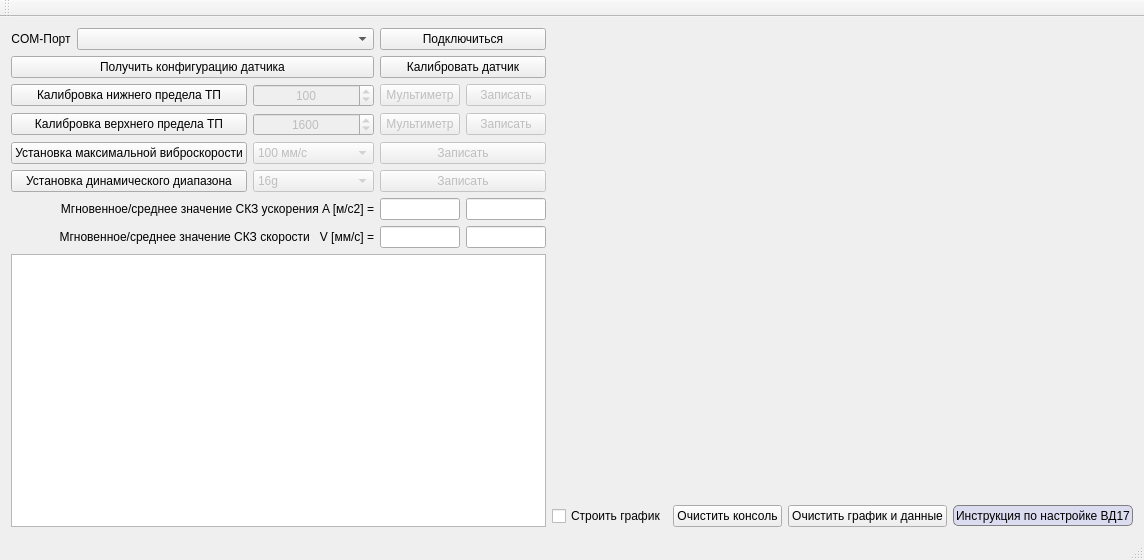
This is mainwindow.ui in SeegmaEpsilon/VD17_GUI as Qt 5 draws it before an edit. The edited form follows.
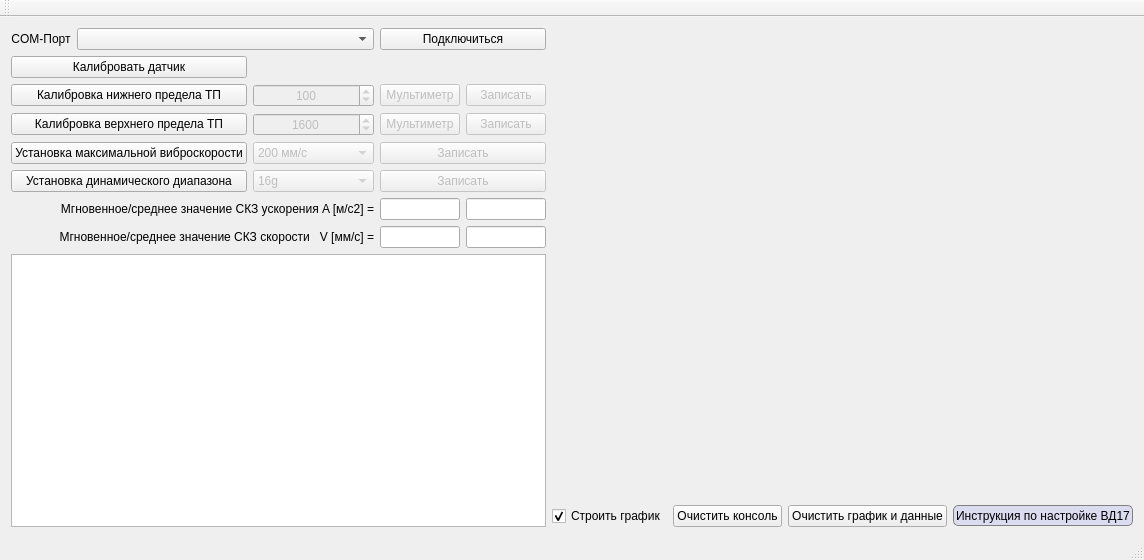
This is the edited form. Custom widgets are drawn as their Qt base class.

```diff
--- a/mainwindow.ui
+++ b/mainwindow.ui
@@ -99,13 +99,6 @@
       </property>
      </widget>
     </item>
-    <item row="1" column="0" colspan="3">
-     <widget class="QPushButton" name="pushButton_get_config">
-      <property name="text">
-       <string>Получить конфигурацию датчика</string>
-      </property>
-     </widget>
-    </item>
     <item row="9" column="7">
      <widget class="QPushButton" name="pushButton_clear_canvas">
       <property name="sizePolicy">
@@ -288,7 +281,7 @@
        <bool>false</bool>
       </property>
       <property name="currentIndex">
-       <number>2</number>
+       <number>3</number>
       </property>
       <item>
        <property name="text">
@@ -489,22 +482,6 @@
       </property>
      </widget>
     </item>
-    <item row="1" column="3" colspan="2">
-     <widget class="QPushButton" name="pushButton_calibrate_device">
-      <property name="enabled">
-       <bool>true</bool>
-      </property>
-      <property name="sizePolicy">
-       <sizepolicy hsizetype="Preferred" vsizetype="Fixed">
-        <horstretch>0</horstretch>
-        <verstretch>0</verstretch>
-       </sizepolicy>
-      </property>
-      <property name="text">
-       <string>Калибровать датчик</string>
-      </property>
-     </widget>
-    </item>
     <item row="0" column="1" colspan="2">
      <widget class="QComboBox" name="comboBox_port"/>
     </item>
@@ -539,6 +516,9 @@
       <property name="text">
        <string>Строить график</string>
       </property>
+      <property name="checked">
+       <bool>true</bool>
+      </property>
      </widget>
     </item>
     <item row="0" column="5" rowspan="9" colspan="4">
@@ -557,6 +537,22 @@
       </property>
      </widget>
     </item>
+    <item row="1" column="0" colspan="2">
+     <widget class="QPushButton" name="pushButton_calibrate_device">
+      <property name="enabled">
+       <bool>true</bool>
+      </property>
+      <property name="sizePolicy">
+       <sizepolicy hsizetype="Preferred" vsizetype="Fixed">
+        <horstretch>0</horstretch>
+        <verstretch>0</verstretch>
+       </sizepolicy>
+      </property>
+      <property name="text">
+       <string>Калибровать датчик</string>
+      </property>
+     </widget>
+    </item>
    </layout>
   </widget>
   <widget class="QMenuBar" name="menuBar">
```
